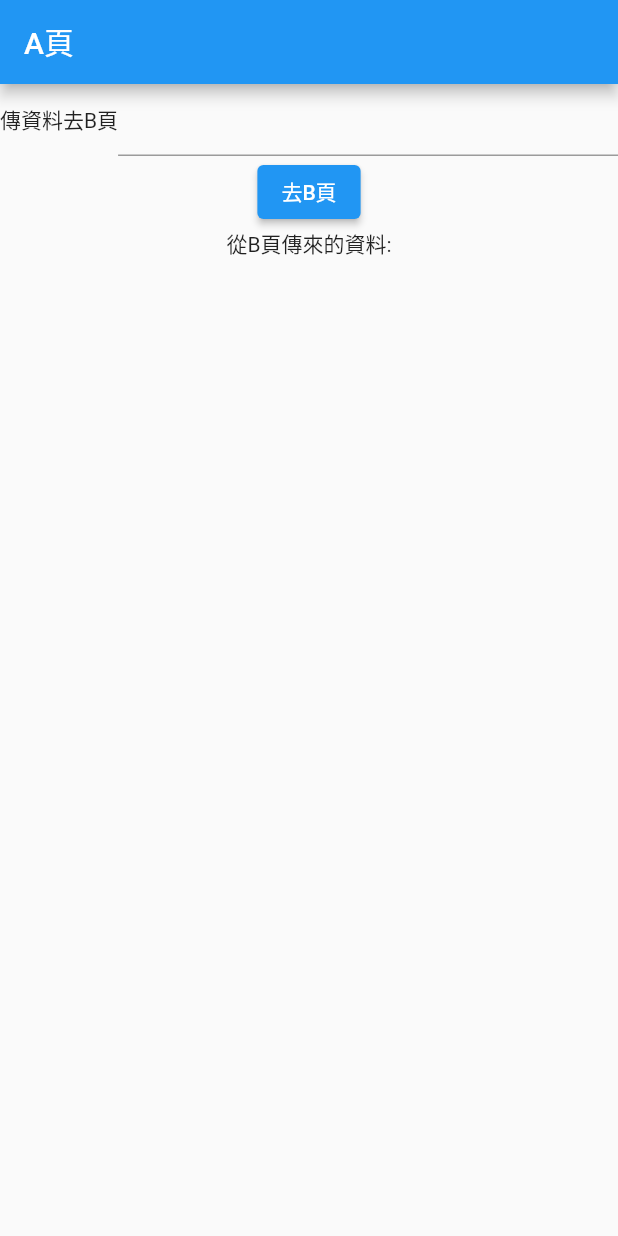
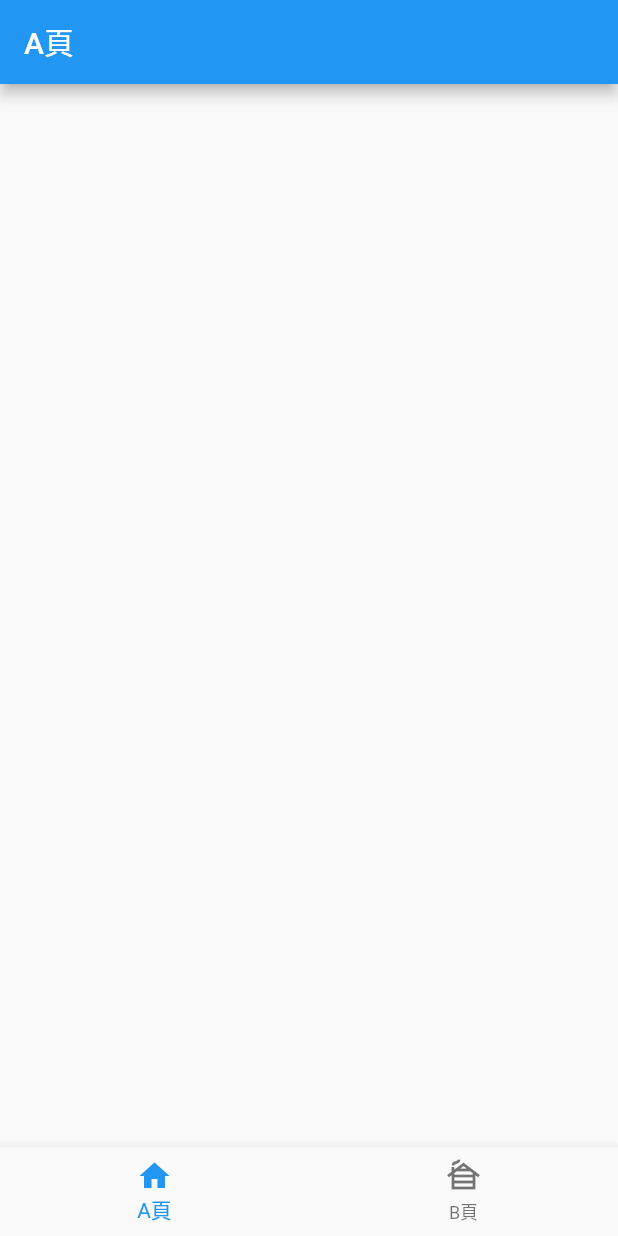
Before and after one commit to fenturechance/flutterPractice2021, a Flutter app: the screen it shows after launch, on a phone screen of 412 x 824 dp. Run offline on Flutter 3.47's test engine with Material 2 defaults, Android fonts, the phone set to English and light mode, and no system bars.

Commit message:
bottomNavigationBar

```diff
--- a/lib/a_page.dart
+++ b/lib/a_page.dart
@@ -1,5 +1,4 @@
 import 'package:flutter/material.dart';
-import 'b_page.dart';
 
 class APage extends StatefulWidget {
   const APage({Key? key}) : super(key: key);
@@ -9,49 +8,11 @@ class APage extends StatefulWidget {
 }
 
 class _APageState extends State<APage> {
-  TextEditingController controller = TextEditingController();
-  String? textFromB = '';
   @override
   Widget build(BuildContext context) {
     return Scaffold(
       appBar: AppBar(
         title: Text('A頁'),
-      ),
-      body: Center(
-          child: Column(
-        children: [
-          Row(
-            children: [
-              Text('傳資料去B頁'),
-              Expanded(
-                child: TextField(
-                  controller: controller,
-                ),
-              )
-            ],
-          ),
-          ElevatedButton(
-            child: Text('去B頁'),
-            onPressed: () {
-              gotoBPage(context);
-            },
-          ),
-          Text('從B頁傳來的資料:$textFromB')
-        ],
-      )),
-    );
-  }
-
-  void gotoBPage(BuildContext context) async {
-    String? newText;
-    newText = await Navigator.push(
-        context,
-        MaterialPageRoute(
-            builder: (context) => BPage(
-                  textInput: controller.text,
-                )));
-    setState(() {
-      textFromB = newText;
-    });
+      ));
   }
 }
--- a/lib/main.dart
+++ b/lib/main.dart
@@ -1,8 +1,38 @@
 import 'package:flutter/material.dart';
 import 'a_page.dart';
+import 'b_page.dart';
 
 void main() {
-  runApp(MaterialApp(
-    home: APage(),
-  ));
+  runApp(MaterialApp(home: HomePage()));
 }
+
+class HomePage extends StatefulWidget {
+  const HomePage({Key? key}) : super(key: key);
+
+  @override
+  _HomePageState createState() => _HomePageState();
+}
+
+class _HomePageState extends State<HomePage> {
+  List _page = [APage(), BPage()];
+  int _currentIndex = 0;
+  @override
+  Widget build(BuildContext context) {
+    return Scaffold(
+      body: _page[_currentIndex],
+      bottomNavigationBar: BottomNavigationBar(
+        items: [
+          BottomNavigationBarItem(icon: Icon(Icons.home), label: 'A頁'),
+          BottomNavigationBarItem(icon: Icon(Icons.cabin), label: 'B頁'),
+        ],
+        currentIndex: _currentIndex,
+        fixedColor: Colors.blue,
+        onTap: (int index) {
+          setState(() {
+            _currentIndex = index;
+          });
+        },
+      ),
+    );
+  }
+}
```
Also changed, not shown: lib/b_page.dart (+3 -30 lines).
